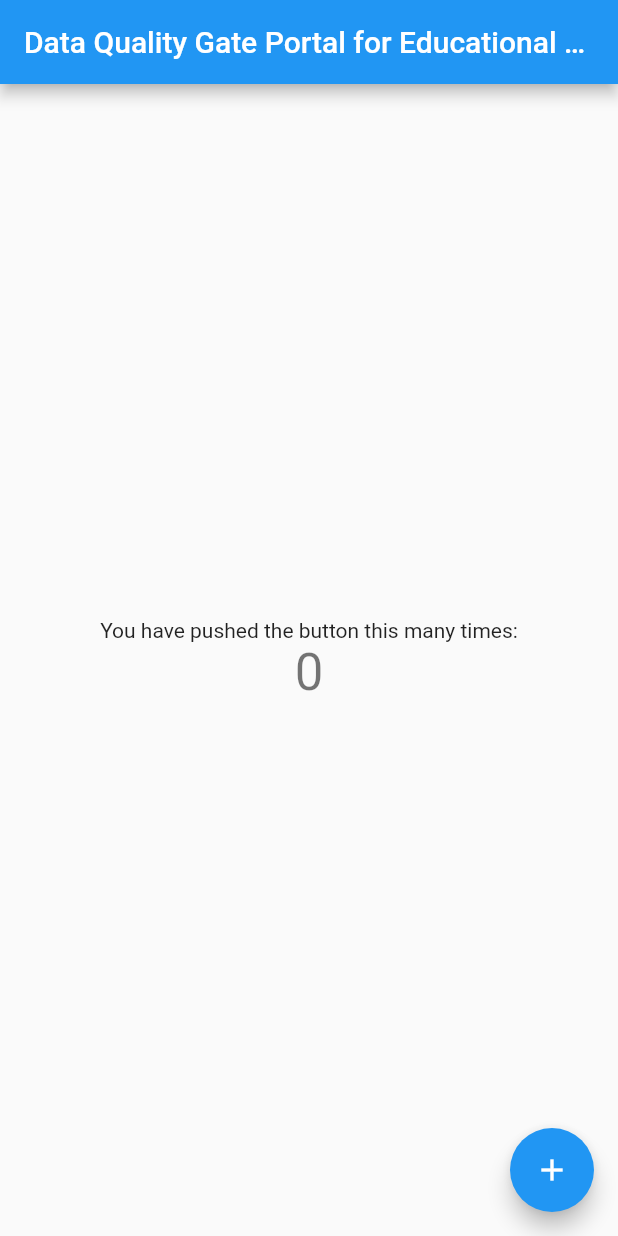
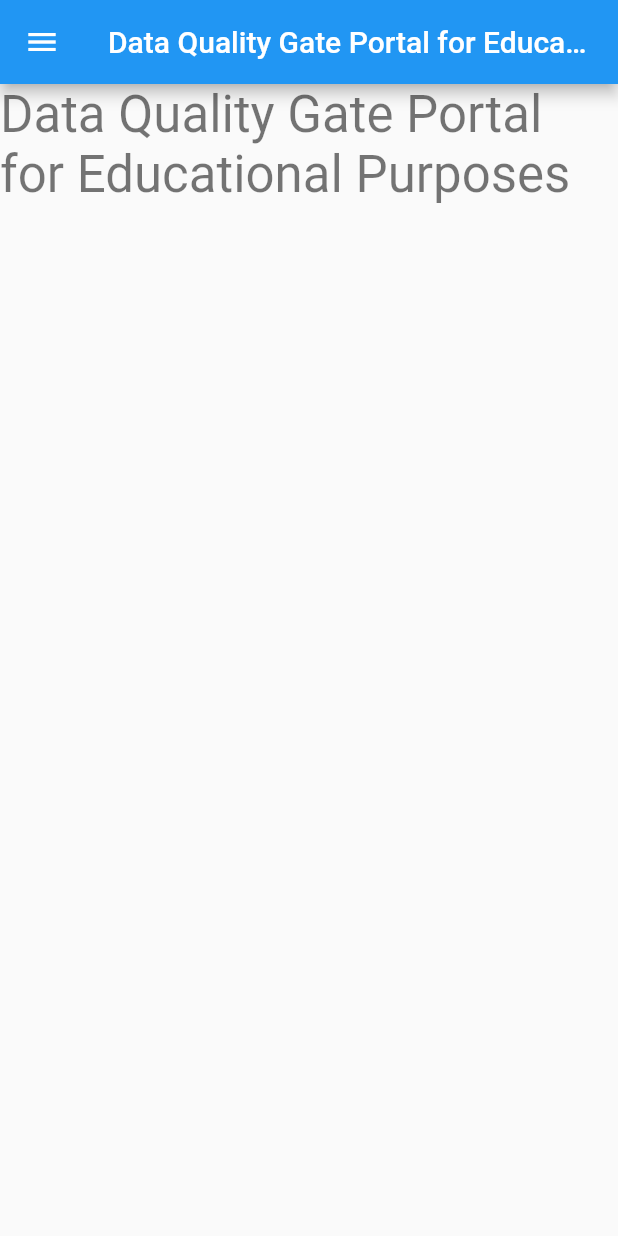
Before and after one commit to lyskouski/terCAD, a Flutter app: the screen it shows after launch, on a phone screen of 412 x 824 dp. Run offline on Flutter 3.47's test engine with Material 2 defaults, Android fonts, the phone set to English and light mode, and no system bars.

Commit message:
(#1) Update Flutter template to a basic view. Drop sample

```diff
--- a/lib/main.dart
+++ b/lib/main.dart
@@ -13,15 +13,6 @@
     return MaterialApp(
       title: 'terCAD',
       theme: ThemeData(
-        // This is the theme of your application.
-        //
-        // Try running your application with "flutter run". You'll see the
-        // application has a blue toolbar. Then, without quitting the app, try
-        // changing the primarySwatch below to Colors.green and then invoke
-        // "hot reload" (press "r" in the console where you ran "flutter run",
-        // or simply save your changes to "hot reload" in a Flutter IDE).
-        // Notice that the counter didn't reset back to zero; the application
-        // is not restarted.
         primarySwatch: Colors.blue,
       ),
       home: const MyHomePage(title: 'Data Quality Gate Portal for Educational Purposes'),
@@ -31,16 +22,6 @@
 
 class MyHomePage extends StatefulWidget {
   const MyHomePage({super.key, required this.title});
-
-  // This widget is the home page of your application. It is stateful, meaning
-  // that it has a State object (defined below) that contains fields that affect
-  // how it looks.
-
-  // This class is the configuration for the state. It holds the values (in this
-  // case the title) provided by the parent (in this case the App widget) and
-  // used by the build method of the State. Fields in a Widget subclass are
-  // always marked "final".
-
   final String title;
 
   @override
@@ -48,68 +29,17 @@
 }
 
 class _MyHomePageState extends State<MyHomePage> {
-  int _counter = 0;
-
-  void _incrementCounter() {
-    setState(() {
-      // This call to setState tells the Flutter framework that something has
-      // changed in this State, which causes it to rerun the build method below
-      // so that the display can reflect the updated values. If we changed
-      // _counter without calling setState(), then the build method would not be
-      // called again, and so nothing would appear to happen.
-      _counter++;
-    });
-  }
-
   @override
   Widget build(BuildContext context) {
-    // This method is rerun every time setState is called, for instance as done
-    // by the _incrementCounter method above.
-    //
-    // The Flutter framework has been optimized to make rerunning build methods
-    // fast, so that you can just rebuild anything that needs updating rather
-    // than having to individually change instances of widgets.
     return Scaffold(
       appBar: AppBar(
-        // Here we take the value from the MyHomePage object that was created by
-        // the App.build method, and use it to set our appbar title.
         title: Text(widget.title),
+        leading: Icon(Icons.menu),
       ),
-      body: Center(
-        // Center is a layout widget. It takes a single child and positions it
-        // in the middle of the parent.
-        child: Column(
-          // Column is also a layout widget. It takes a list of children and
-          // arranges them vertically. By default, it sizes itself to fit its
-          // children horizontally, and tries to be as tall as its parent.
-          //
-          // Invoke "debug painting" (press "p" in the console, choose the
-          // "Toggle Debug Paint" action from the Flutter Inspector in Android
-          // Studio, or the "Toggle Debug Paint" command in Visual Studio Code)
-          // to see the wireframe for each widget.
-          //
-          // Column has various properties to control how it sizes itself and
-          // how it positions its children. Here we use mainAxisAlignment to
-          // center the children vertically; the main axis here is the vertical
-          // axis because Columns are vertical (the cross axis would be
-          // horizontal).
-          mainAxisAlignment: MainAxisAlignment.center,
-          children: <Widget>[
-            const Text(
-              'You have pushed the button this many times:',
-            ),
-            Text(
-              '$_counter',
-              style: Theme.of(context).textTheme.headline4,
-            ),
-          ],
-        ),
+      body: Text(
+        'Data Quality Gate Portal for Educational Purposes',
+        style: Theme.of(context).textTheme.headline4,
       ),
-      floatingActionButton: FloatingActionButton(
-        onPressed: _incrementCounter,
-        tooltip: 'Increment',
-        child: const Icon(Icons.add),
-      ), // This trailing comma makes auto-formatting nicer for build methods.
     );
   }
 }
```
